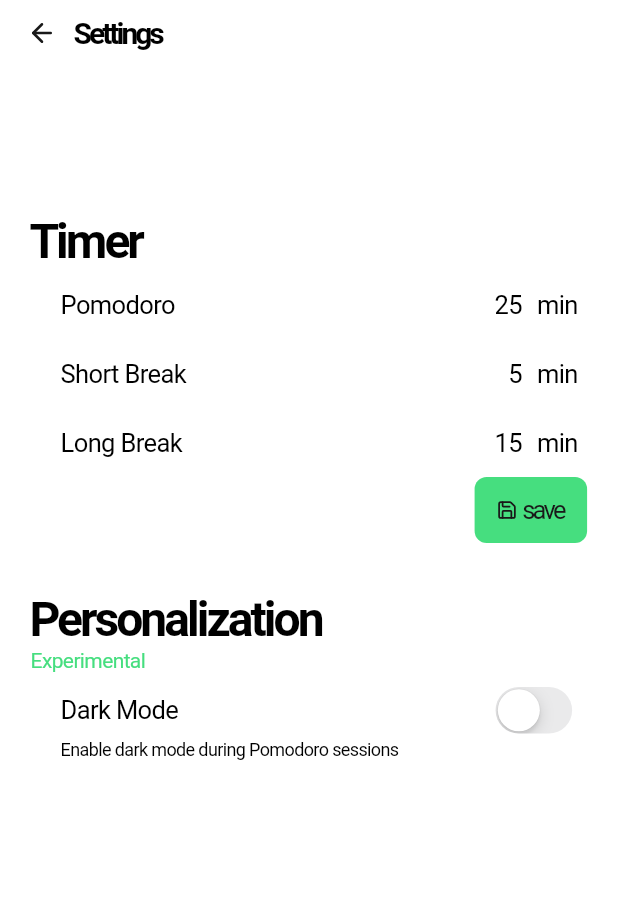
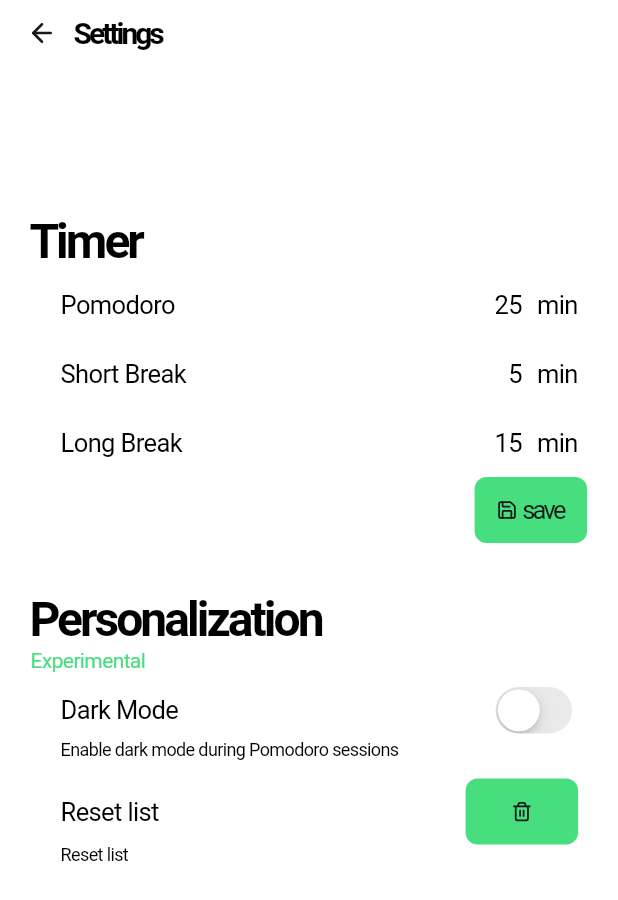
Before and after one commit to MeanRom/flutter-pomodoro, a Flutter app: the SettingsPage screen opened directly, on a phone screen of 412 x 824 dp. Shown: the top 900 px of the screen. Run offline on Flutter 3.47's test engine with Material 3 defaults, Android fonts, the light colour scheme and no system bars; our stand-ins replace audioplayers, flutter_local_notifications, localstorage, lucide_icons_flutter, timezone.

Commit message:
feat: copy text and reset list and storage

```diff
--- a/lib/routes/settings.dart
+++ b/lib/routes/settings.dart
@@ -1,6 +1,7 @@
 import 'package:flutter/cupertino.dart';
 import 'package:lucide_icons_flutter/lucide_icons.dart';
 import 'package:pomodoro/services/provider_timer.dart';
+import 'package:pomodoro/services/provider_todo.dart';
 import 'package:pomodoro/services/theme.dart';
 import 'package:provider/provider.dart';
 
@@ -201,6 +202,30 @@ class _SettingsPageState extends State<SettingsPage> {
                             },
                           ),
                         ),
+
+                        CupertinoFormRow(
+                          prefix: Text('Reset list'),
+                          helper: Text(
+                            'Reset list',
+                            style: TextStyle(fontSize: 12),
+                          ),
+                          child: CupertinoButton(
+                            borderRadius: BorderRadius.circular(8),
+                            padding: const EdgeInsets.symmetric(
+                              horizontal: 10,
+                              vertical: 5,
+                            ),
+                            color: ThemeColor().onPrimaryColor,
+                            mouseCursor: SystemMouseCursors.click,
+                            child: SizedBox(
+                              width: 55,
+                              child: Icon(LucideIcons.trash, size: 14),
+                            ),
+                            onPressed: () {
+                              ProviderTodo().resetTodos();
+                            },
+                          ),
+                        ),
                       ],
                     ),
                   ],
--- a/lib/services/provider_todo.dart
+++ b/lib/services/provider_todo.dart
@@ -36,4 +36,10 @@ class ProviderTodo extends ChangeNotifier {
       notifyListeners();
     }
   }
+
+  void resetTodos() {
+    _todos = [];
+    localStorage.setItem('todos', jsonEncode(_todos));
+    notifyListeners();
+  }
 }
```
Also changed, not shown: lib/widgets/todo.dart (+81 -5 lines).
